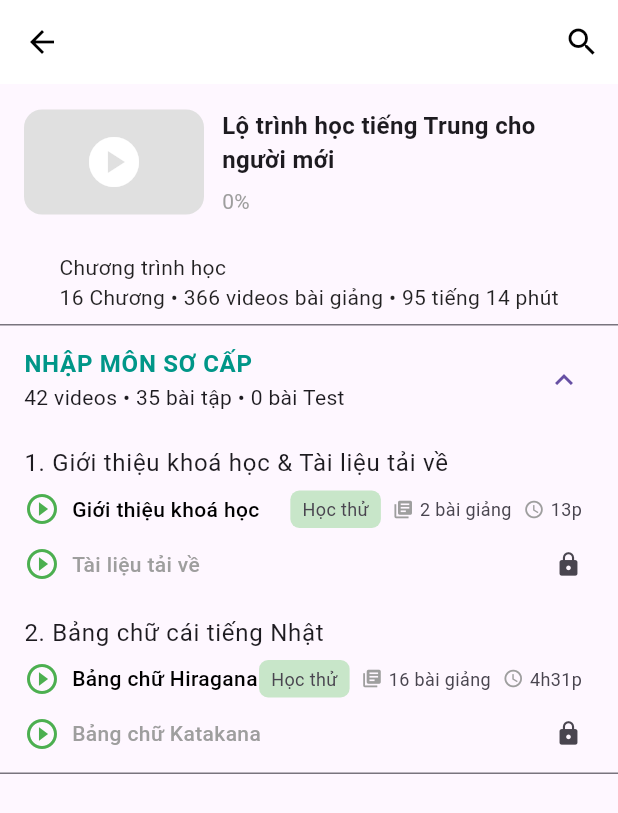
After one commit to Letuananh1207/ChineseDictionary, a Flutter app: the CourseDetailPage screen opened directly, on a phone screen of 412 x 824 dp. The commit adds this screen. Shown: the top 813 px of the screen. Run offline on Flutter 3.47's test engine with Material 3 defaults, Android fonts, the light colour scheme and no system bars; our stand-ins replace audioplayers, cached_network_image, carousel_slider, cloud_firestore, firebase_auth, firebase_core and 13 more; missing offline and left inert: dart:ffi, flutter_sound; accounts and stored records are empty; network calls fail; statements that could not run were skipped.

Commit message:
Add courses view

```diff
--- /dev/null
+++ b/luping.app/lib/pages/courses/course-detail-page.dart
@@ -0,0 +1,178 @@
+import 'package:flutter/material.dart';
+
+class CourseDetailPage extends StatelessWidget {
+  const CourseDetailPage({super.key});
+
+  @override
+  Widget build(BuildContext context) {
+    return Scaffold(
+      appBar: AppBar(
+        title: const Text(''),
+        backgroundColor: Colors.white,
+        leading: const Icon(Icons.arrow_back, color: Colors.black),
+        actions: const [Padding(
+          padding: EdgeInsets.only(right: 12),
+          child: Icon(Icons.search, color: Colors.black),
+        )],
+        elevation: 0,
+      ),
+      body: SingleChildScrollView(
+        child: Column(
+          children: [
+            // Section: Banner
+            Padding(
+              padding: const EdgeInsets.all(16.0),
+              child: Row(
+                children: [
+                  Container(
+                    width: 120,
+                    height: 70,
+                    decoration: BoxDecoration(
+                      borderRadius: BorderRadius.circular(12),
+                      color: Colors.grey[300],
+                    ),
+                    child: const Center(
+                      child: Icon(Icons.play_circle, size: 40, color: Colors.white),
+                    ),
+                  ),
+                  const SizedBox(width: 12),
+                  Expanded(
+                    child: Column(
+                      crossAxisAlignment: CrossAxisAlignment.start,
+                      children: const [
+                        Text(
+                          'Lộ trình học tiếng Trung cho người mới',
+                          style: TextStyle(fontWeight: FontWeight.bold, fontSize: 16),
+                          maxLines: 2,
+                          overflow: TextOverflow.ellipsis,
+                        ),
+                        SizedBox(height: 6),
+                        Text('0%', style: TextStyle(color: Colors.grey)),
+                      ],
+                    ),
+                  )
+                ],
+              ),
+            ),
+
+            // Section: Tổng quan chương trình
+            const Padding(
+              padding: EdgeInsets.symmetric(horizontal: 16, vertical: 8),
+              child: Text(
+                'Chương trình học\n16 Chương • 366 videos bài giảng • 95 tiếng 14 phút',
+                style: TextStyle(fontSize: 14, color: Colors.black87),
+              ),
+            ),
+
+            // Section: Một chương học
+            ExpansionTile(
+              initiallyExpanded: true,
+              title: const Text(
+                'NHẬP MÔN SƠ CẤP',
+                style: TextStyle(fontWeight: FontWeight.bold, color: Colors.teal),
+              ),
+              subtitle: const Text('42 videos • 35 bài tập • 0 bài Test'),
+              children: [
+                // Bài học đầu tiên
+                ListTile(
+                  title: const Text('1. Giới thiệu khoá học & Tài liệu tải về'),
+                  subtitle: Column(
+                    crossAxisAlignment: CrossAxisAlignment.start,
+                    children: [
+                      _buildLessonItem(
+                        context,
+                        title: 'Giới thiệu khoá học',
+                        lectureCount: '2 bài giảng',
+                        duration: '13p',
+                        isTrial: true,
+                      ),
+                      _buildLessonItem(
+                        context,
+                        title: 'Tài liệu tải về',
+                        lectureCount: '18 bài giảng',
+                        duration: '18p',
+                        isLocked: true,
+                      ),
+                    ],
+                  ),
+                ),
+                // Bài học thứ 2
+                ListTile(
+                  title: const Text('2. Bảng chữ cái tiếng Nhật'),
+                  subtitle: Column(
+                    crossAxisAlignment: CrossAxisAlignment.start,
+                    children: [
+                      _buildLessonItem(
+                        context,
+                        title: 'Bảng chữ Hiragana',
+                        lectureCount: '16 bài giảng',
+                        duration: '4h31p',
+                        isTrial: true,
+                      ),
+                      _buildLessonItem(
+                        context,
+                        title: 'Bảng chữ Katakana',
+                        lectureCount: '13 bài giảng',
+                        duration: '2h13p',
+                        isLocked: true,
+                      ),
+                    ],
+                  ),
+                )
+              ],
+            )
+          ],
+        ),
+      ),
+    );
+  }
+
+  Widget _buildLessonItem(BuildContext context,
+      {required String title,
+        required String lectureCount,
+        required String duration,
+        bool isLocked = false,
+        bool isTrial = false}) {
+    return Padding(
+      padding: const EdgeInsets.symmetric(vertical: 6),
+      child: Row(
+        children: [
+          const Icon(Icons.play_circle_outline, color: Colors.green),
+          const SizedBox(width: 8),
+          Expanded(
+            child: Text(
+              title,
+              style: TextStyle(
+                color: isLocked ? Colors.grey : Colors.black,
+                fontWeight: FontWeight.w500,
+              ),
+            ),
+          ),
+          if (isTrial)
+            Container(
+              margin: const EdgeInsets.only(right: 8),
+              padding: const EdgeInsets.symmetric(horizontal: 8, vertical: 4),
+              decoration: BoxDecoration(
+                color: Colors.green[100],
+                borderRadius: BorderRadius.circular(6),
+              ),
+              child: const Text("Học thử", style: TextStyle(fontSize: 12)),
+            ),
+          if (isLocked) const Icon(Icons.lock, size: 18),
+          if (!isLocked)
+            Row(
+              children: [
+                const Icon(Icons.library_books, size: 14, color: Colors.grey),
+                const SizedBox(width: 4),
+                Text(lectureCount, style: const TextStyle(fontSize: 12)),
+                const SizedBox(width: 8),
+                const Icon(Icons.access_time, size: 14, color: Colors.grey),
+                const SizedBox(width: 4),
+                Text(duration, style: const TextStyle(fontSize: 12)),
+              ],
+            ),
+        ],
+      ),
+    );
+  }
+}
--- a/luping.app/lib/pages/home/home.dart
+++ b/luping.app/lib/pages/home/home.dart
@@ -311,7 +311,7 @@ class _HomeState extends State<Home> {
             const Text('Các chức năng khác', style: TextStyle(fontSize: 15)),
             const SizedBox(height: 20),
             _buildSectionTitle(
-                'HSK/ Từ vựng', Colors.green, 'assets/twobird_ic (1).png'),
+                'HSK/ Khóa học', Colors.green, 'assets/twobird_ic (1).png'),
             const SizedBox(height: 15),
             const ShimmerImageGrid(),
             const SizedBox(height: 15),
--- a/luping.app/lib/pages/main_screen.dart
+++ b/luping.app/lib/pages/main_screen.dart
@@ -68,7 +68,7 @@ class _MainScreenState extends State<MainScreen> {
                             'assets/home.svg', 'Tra cứu', 0)),
                     Expanded(
                         child: _buildCustomBottomNavigationBarItem(
-                            'assets/notebook.svg', 'Tài liệu', 1)),
+                            'assets/notebook.svg', 'Thư viện', 1)),
                     Expanded(
                         child: _buildCustomBottomNavigationBarItem(
                             'assets/flashcard.svg', 'Thẻ nhớ', 2)),
--- a/luping.app/lib/pages/search/lobby/image_lobby.dart
+++ b/luping.app/lib/pages/search/lobby/image_lobby.dart
@@ -20,7 +20,7 @@ class _ImageLobbyState extends State<ImageLobby> {
           children: [
             _buildCard(
               title: "Lịch sử tìm kiếm",
-              imagePath: "animal_tiger.png", // Icon lịch sử tìm kiếm
+              imagePath: "logo.png", // Icon lịch sử tìm kiếm
               child: _buildHistoryList(),
             ),
           ],
--- a/luping.app/lib/pages/search/lobby/sentence_lobby.dart
+++ b/luping.app/lib/pages/search/lobby/sentence_lobby.dart
@@ -20,7 +20,7 @@ class _SentenceLobbyState extends State<SentenceLobby> {
           children: [
             _buildCard(
               title: "Lịch sử tìm kiếm",
-              imagePath: "animal_tiger.png", // Icon lịch sử tìm kiếm
+              imagePath: "logo.png", // Icon lịch sử tìm kiếm
               child: _buildHistoryList(),
             ),
           ],
--- a/luping.app/lib/pages/search/lobby/story_lobby.dart
+++ b/luping.app/lib/pages/search/lobby/story_lobby.dart
@@ -27,13 +27,13 @@ class _StoryLobbyState extends State<StoryLobby> {
             const SizedBox(height: 10),
             _buildCard(
               title: "Gợi ý tìm kiếm",
-              imagePath: "hanzi_xiong.png", // Icon lịch sử tìm kiếm
+              imagePath: "logo.png", // Icon lịch sử tìm kiếm
               child: _buildSuggestions(),
             ),
             const SizedBox(height: 10),
             _buildCard(
               title: "Hán tự theo cấp độ",
-              imagePath: "hanzi_ma.png", // Icon lịch sử tìm kiếm
+              imagePath: "logo.png", // Icon lịch sử tìm kiếm
               child: _buildVocabularyLevels(),
             ),
           ],
--- a/luping.app/lib/pages/search/lobby/word_lobby.dart
+++ b/luping.app/lib/pages/search/lobby/word_lobby.dart
@@ -21,19 +21,19 @@ class _WordLobbyState extends State<WordLobby> {
           children: [
             _buildCard(
               title: "Lịch sử tìm kiếm",
-              imagePath: "animal_tiger.png", // Icon lịch sử tìm kiếm
+              imagePath: "logo.png", // Icon lịch sử tìm kiếm
               child: _buildHistoryList(),
             ),
             const SizedBox(height: 10),
             _buildCard(
               title: "Gợi ý tìm kiếm",
-              imagePath: "animal_chon.png", // Icon lịch sử tìm kiếm
+              imagePath: "logo.png", // Icon lịch sử tìm kiếm
               child: _buildSuggestions(),
             ),
             const SizedBox(height: 10),
             _buildCard(
               title: "Từ vựng theo cấp độ",
-              imagePath: "animal_pig.png", // Icon lịch sử tìm kiếm
+              imagePath: "logo.png", // Icon lịch sử tìm kiếm
               child: _buildVocabularyLevels(),
             ),
           ],
--- a/luping.app/lib/widgets/shimmer_image_grid.dart
+++ b/luping.app/lib/widgets/shimmer_image_grid.dart
@@ -1,4 +1,6 @@
 import 'package:flutter/material.dart';
+import 'package:luping/pages/courses/course-detail-page.dart';
+
 
 class ShimmerImageGrid extends StatefulWidget {
   const ShimmerImageGrid({super.key});
@@ -59,7 +61,27 @@ class _ShimmerImageGridState extends State<ShimmerImageGrid> with SingleTickerPr
                     ],
                   ),
                   child: TextButton(
-                    onPressed: () {},
+                    onPressed: () {
+                      Navigator.push(
+                        context,
+                        PageRouteBuilder(
+                          pageBuilder: (context, animation, secondaryAnimation) => const CourseDetailPage(),
+                          transitionsBuilder: (context, animation, secondaryAnimation, child) {
+                            const begin = Offset(1.0, 0.0); // từ bên phải sang
+                            const end = Offset.zero;
+                            const curve = Curves.ease;
+
+                            final tween = Tween(begin: begin, end: end).chain(CurveTween(curve: curve));
+                            final offsetAnimation = animation.drive(tween);
+
+                            return SlideTransition(
+                              position: offsetAnimation,
+                              child: child,
+                            );
+                          },
+                        ),
+                      );
+                    },
                     style: TextButton.styleFrom(
                       backgroundColor: Colors.white,
                       padding: EdgeInsets.zero,
```
